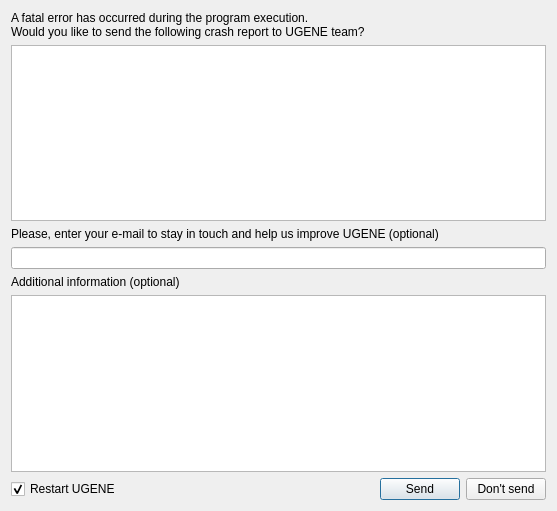
violethaze74/ugene, file src/ugenem/src/ui/SendReportDialog.ui: the form before one commit.
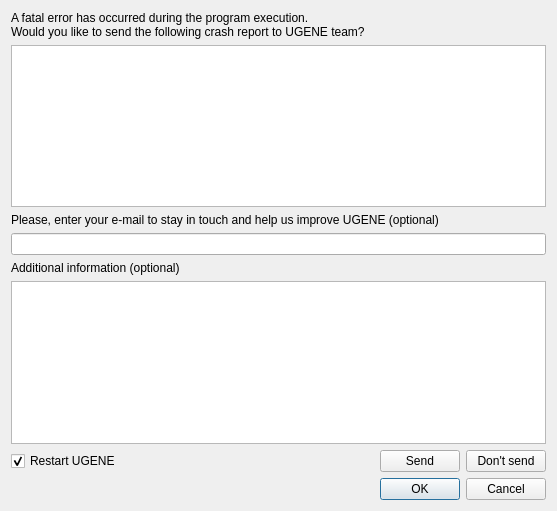
The form after the commit. Icons and pictures are not drawn.

Commit message: Help system for all dialogs, UI improvements for all dialogs.

```diff
--- a/src/ugenem/src/ui/SendReportDialog.ui
+++ b/src/ugenem/src/ui/SendReportDialog.ui
@@ -104,6 +104,13 @@
      </item>
     </layout>
    </item>
+   <item>
+    <widget class="QDialogButtonBox" name="buttonBox">
+     <property name="standardButtons">
+      <set>QDialogButtonBox::Cancel|QDialogButtonBox::Ok</set>
+     </property>
+    </widget>
+   </item>
   </layout>
  </widget>
  <resources/>
```
The commit also changes 309 other files.
